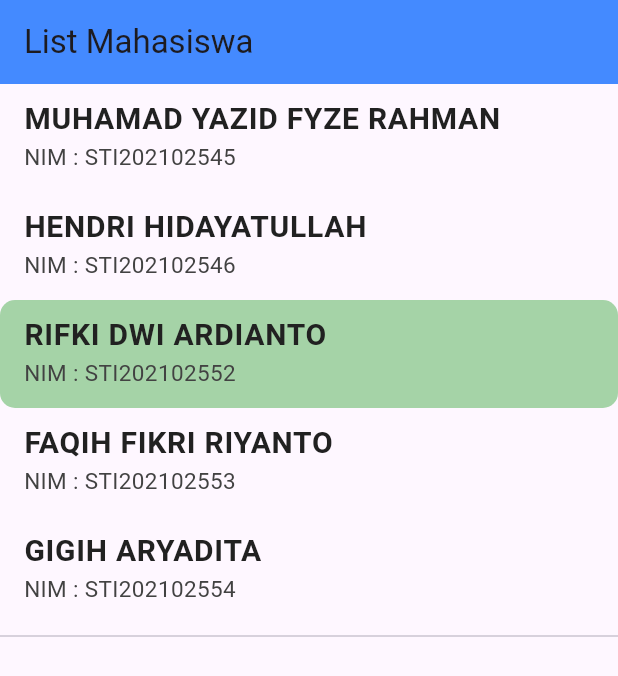
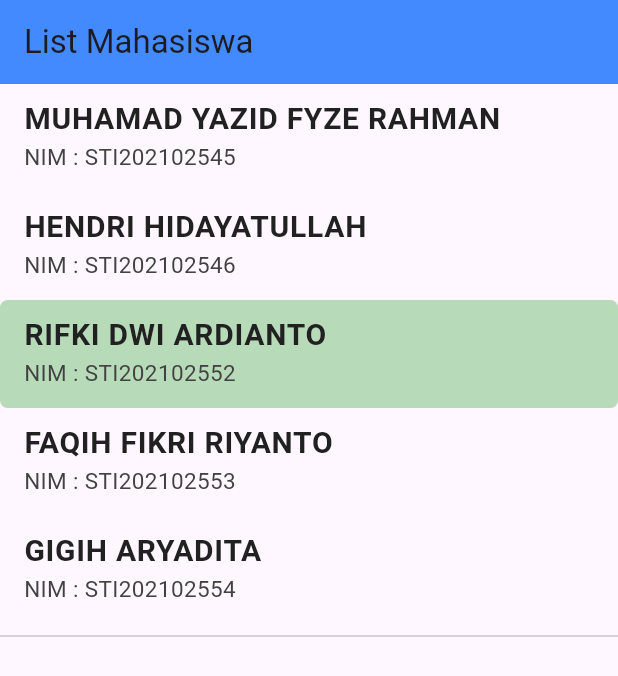
Before and after one commit to rifkidardianto/Jobsheet5_Rifki_DA_STI202102552, a Flutter app: the screen it shows after launch, on a phone screen of 412 x 824 dp. Shown: the top 676 px of the screen. Run offline on Flutter 3.47's test engine with Material 3 defaults, Android fonts, the phone set to English and light mode, and no system bars.

Commit message:
Jobsheet 5

```diff
--- a/lib/main.dart
+++ b/lib/main.dart
@@ -68,8 +68,8 @@ class ListMhs extends StatelessWidget {
   Widget build(BuildContext context) {
     return Container(
       decoration: BoxDecoration(
-        color: highlightBackground ? Colors.green.withOpacity(0.5) : null,
-        borderRadius: BorderRadius.circular(10),
+        color: highlightBackground ? Colors.green.withOpacity(0.4) : null,
+        borderRadius: BorderRadius.circular(5),
       ),
       margin: const EdgeInsets.all(0),
       child: ListTile(
```
Also changed, not shown: 3 other files.
